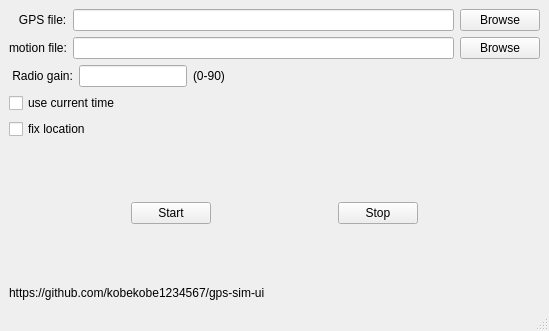
Above: mainwindow.ui from kobekobe1234567/gps-sim-ui before the change. Below: the same form after it.
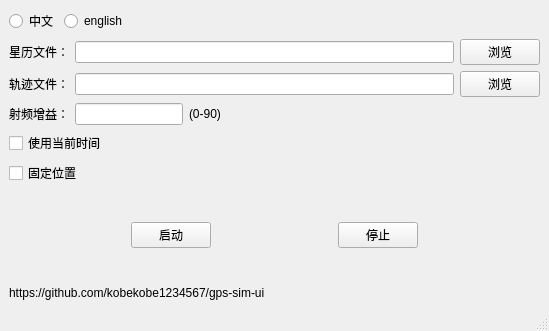
That is the form after the change.

Diff of the .ui file:
```diff
--- a/mainwindow.ui
+++ b/mainwindow.ui
@@ -15,6 +15,37 @@
   </property>
   <widget class="QWidget" name="centralwidget">
    <layout class="QVBoxLayout" name="verticalLayout">
+    <item>
+     <layout class="QHBoxLayout" name="horizontalLayout_5">
+      <item>
+       <widget class="QRadioButton" name="radioButton_chinese">
+        <property name="text">
+         <string>中文</string>
+        </property>
+       </widget>
+      </item>
+      <item>
+       <widget class="QRadioButton" name="radioButton_english">
+        <property name="text">
+         <string>english</string>
+        </property>
+       </widget>
+      </item>
+      <item>
+       <spacer name="horizontalSpacer_5">
+        <property name="orientation">
+         <enum>Qt::Horizontal</enum>
+        </property>
+        <property name="sizeHint" stdset="0">
+         <size>
+          <width>40</width>
+          <height>20</height>
+         </size>
+        </property>
+       </spacer>
+      </item>
+     </layout>
+    </item>
     <item>
      <layout class="QHBoxLayout" name="horizontalLayout_4">
       <item>
@@ -26,7 +57,7 @@
          </sizepolicy>
         </property>
         <property name="text">
-         <string>   GPS file:</string>
+         <string>星历文件：</string>
         </property>
        </widget>
       </item>
@@ -49,7 +80,7 @@
       <item>
        <widget class="QPushButton" name="pushButton_browsegps">
         <property name="text">
-         <string>Browse</string>
+         <string>浏览</string>
         </property>
        </widget>
       </item>
@@ -66,7 +97,7 @@
          </sizepolicy>
         </property>
         <property name="text">
-         <string>motion file:</string>
+         <string>轨迹文件：</string>
         </property>
        </widget>
       </item>
@@ -83,7 +114,7 @@
       <item>
        <widget class="QPushButton" name="pushButton_browsemotion">
         <property name="text">
-         <string>Browse</string>
+         <string>浏览</string>
         </property>
        </widget>
       </item>
@@ -100,7 +131,7 @@
          </sizepolicy>
         </property>
         <property name="text">
-         <string> Radio gain:</string>
+         <string>射频增益：</string>
         </property>
        </widget>
       </item>
@@ -148,14 +179,14 @@
     <item>
      <widget class="QCheckBox" name="checkBox_currentTime">
       <property name="text">
-       <string>use current time</string>
+       <string>使用当前时间</string>
       </property>
      </widget>
     </item>
     <item>
      <widget class="QCheckBox" name="checkBox_holdLocation">
       <property name="text">
-       <string>fix location</string>
+       <string>固定位置</string>
       </property>
      </widget>
     </item>
@@ -190,7 +221,7 @@
       <item>
        <widget class="QPushButton" name="pushButton_start">
         <property name="text">
-         <string>Start</string>
+         <string>启动</string>
         </property>
        </widget>
       </item>
@@ -210,7 +241,7 @@
       <item>
        <widget class="QPushButton" name="pushButton_stop">
         <property name="text">
-         <string>Stop</string>
+         <string>停止</string>
         </property>
        </widget>
       </item>
```
